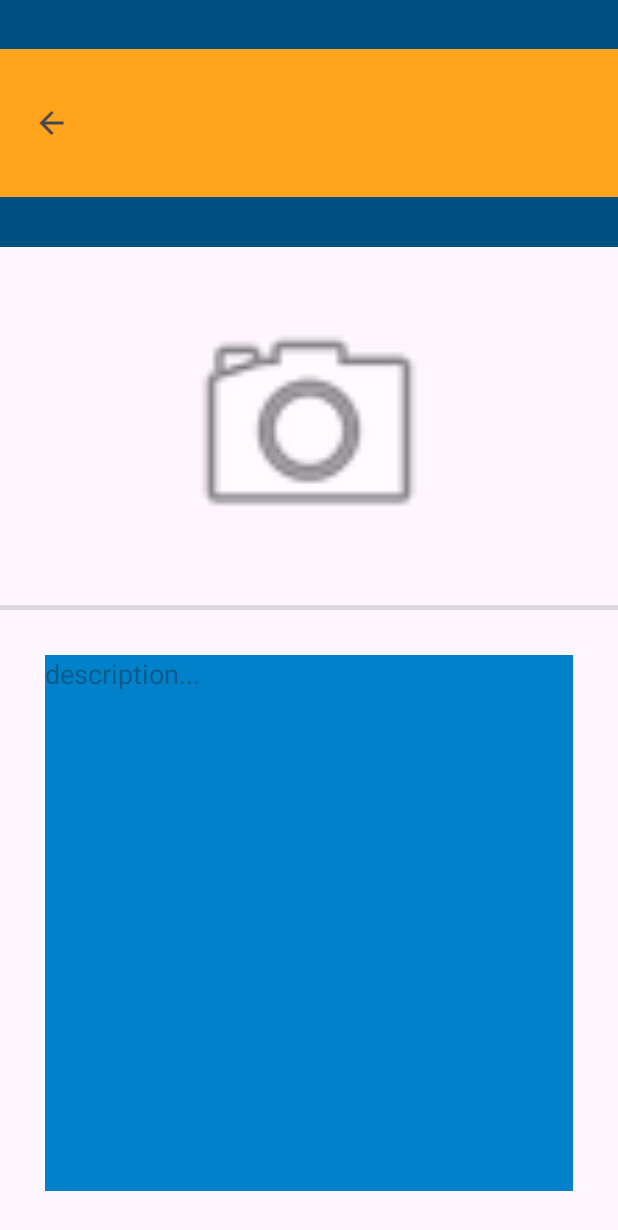
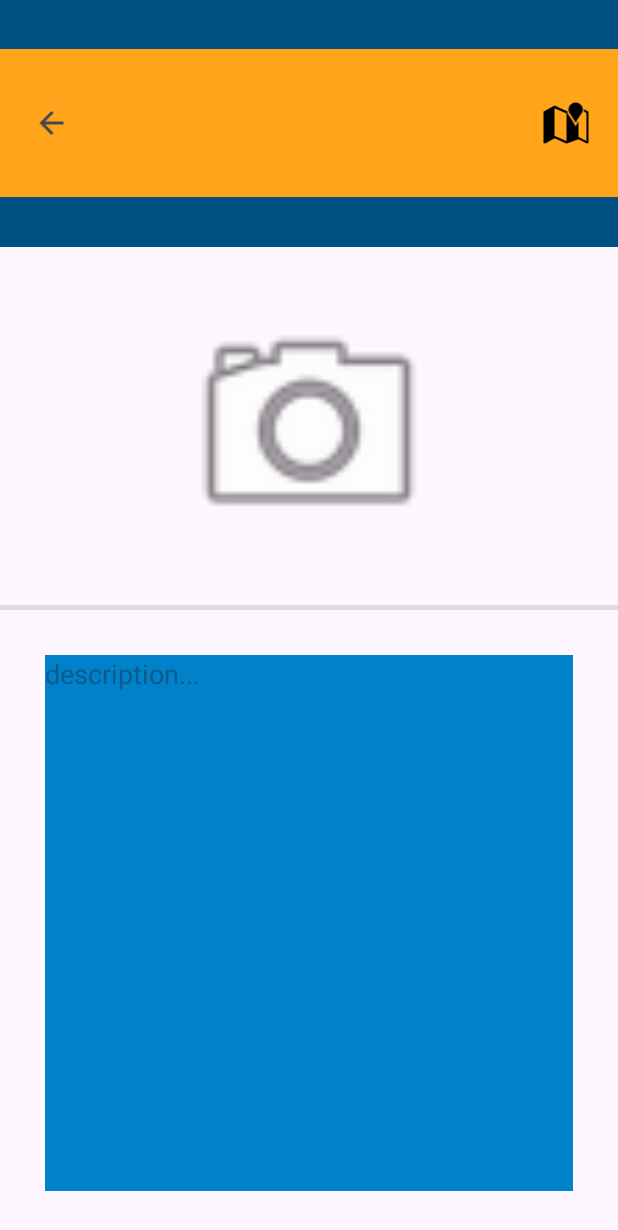
Before and after one commit to mathisfeltrin/diarystravel, an Android app: the TravelActivity screen opened directly, with no data from a screen before it, on a phone screen of 412 x 824 dp. Shown: the top 1230 px of the screen. Run offline under Robolectric (Android 15) with nearby library versions, the phone set to English and light mode, and no system bars; 3 statements that could not run were skipped.

Commit message:
version finale

```diff
--- a/app/src/main/AndroidManifest.xml
+++ b/app/src/main/AndroidManifest.xml
@@ -29,8 +29,4 @@
         </activity>
     </application>
 
-    <uses-permission
-        android:name="android.permission.MANAGE_EXTERNAL_STORAGE"
-        android:minSdkVersion="30" />
-
 </manifest>
--- a/app/src/main/java/tp/info507/diarystravel/activity/TravelActivity.kt
+++ b/app/src/main/java/tp/info507/diarystravel/activity/TravelActivity.kt
@@ -2,24 +2,19 @@ package tp.info507.diarystravel.activity
 
 import android.annotation.SuppressLint
 import android.content.Intent
-import android.content.pm.PackageManager
-import android.os.Build
-import androidx.appcompat.app.AppCompatActivity
+import android.net.Uri
 import android.os.Bundle
-import android.os.Environment
 import android.util.Log
 import android.widget.EditText
 import android.widget.ImageButton
 import android.widget.ImageView
 import android.widget.TextView
 import androidx.activity.result.contract.ActivityResultContracts
-import androidx.core.app.ActivityCompat
-import androidx.core.content.ContextCompat
-import org.w3c.dom.Text
+import androidx.appcompat.app.AppCompatActivity
 import tp.info507.diarystravel.R
 import tp.info507.diarystravel.model.Travel
 import tp.info507.diarystravel.storage.TravelStorage
-import android.provider.Settings
+
 
 class TravelActivity : AppCompatActivity() {
     private lateinit var desc : EditText
@@ -81,6 +76,17 @@ class TravelActivity : AppCompatActivity() {
             }
 
         image.setOnClickListener{takePhoto.launch(null)}
+
+        val buttonMap: ImageView = findViewById<ImageButton>(R.id.buttonMap)
+
+        buttonMap.setOnClickListener {
+            val address = item.localisation
+            val url = "https://www.google.fr/maps/place/$address/"
+            val intent = Intent(Intent.ACTION_VIEW, Uri.parse(url))
+            startActivity(intent)
+        }
+
+
     }
 
     override fun onStop() {
--- a/app/src/main/java/tp/info507/diarystravel/storage/utility/DataBaseStorage.kt
+++ b/app/src/main/java/tp/info507/diarystravel/storage/utility/DataBaseStorage.kt
@@ -40,7 +40,6 @@ abstract class DataBaseStorage<T>(private val helper: SQLiteOpenHelper,private v
         if (cursor.moveToFirst()){
             do {
                 list.add(cursorToObject(cursor))
-                Log.d("FINDALLBDD",cursorToObject(cursor).toString())
             } while(cursor.moveToNext())
         }
         cursor.close()
--- a/app/src/main/res/layout/activity_travel.xml
+++ b/app/src/main/res/layout/activity_travel.xml
@@ -50,10 +50,13 @@
 
                 </TextView>
 
-                <Space
+                <ImageView
+                    android:id="@+id/buttonMap"
                     android:layout_width="0dp"
-                    android:layout_height="match_parent"
-                    android:layout_weight="1" />
+                    android:layout_height="wrap_content"
+                    android:layout_weight="1"
+                    app:srcCompat="@android:drawable/ic_dialog_map"
+                    app:tint="@color/black" />
 
             </LinearLayout>
 
```
Also changed, not shown: app/src/main/java/tp/info507/diarystravel/activity/DialogActivity.kt (+2 -6 lines).
